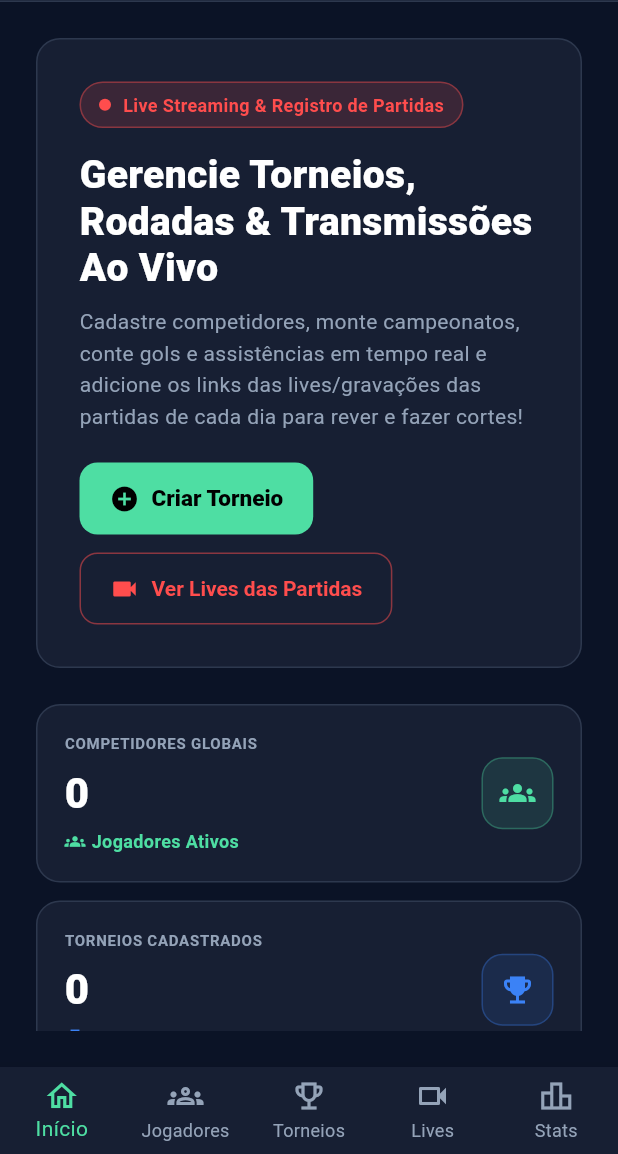
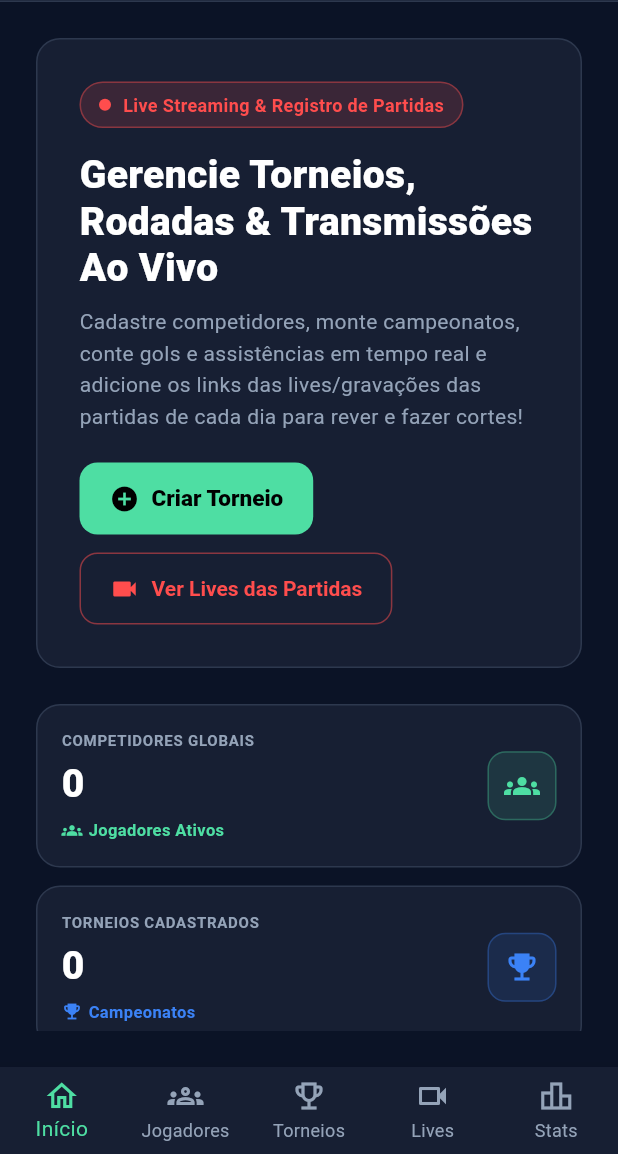
Before and after one commit to Nivaldo-Nilngn/footstat_pro, a Flutter app: the screen it shows after launch, on a phone screen of 412 x 824 dp, the part 82-1236 px from its top. Run offline on Flutter 3.47's test engine with Material 3 defaults, Android fonts, the phone set to English and light mode, and no system bars; our stand-ins replace file_picker, flutter_riverpod, google_fonts, share_plus, shared_preferences.

Commit message:
Fix Column height overflow in QuickCard with mainAxisExtent grid layout

```diff
--- a/lib/presentation/screens/main_shell_screen.dart
+++ b/lib/presentation/screens/main_shell_screen.dart
@@ -616,13 +616,15 @@ class DashboardView extends ConsumerWidget {
           const SizedBox(height: 16),
 
           // Quick Access Grid Cards
-          GridView.count(
+          GridView(
+            gridDelegate: SliverGridDelegateWithFixedCrossAxisCount(
               crossAxisCount: isWide ? 4 : 2,
               crossAxisSpacing: 14,
               mainAxisSpacing: 14,
+              mainAxisExtent: 135,
+            ),
             shrinkWrap: true,
             physics: const NeverScrollableScrollPhysics(),
-            childAspectRatio: isWide ? 1.6 : 1.25,
             children: [
               _QuickCard(
                 icon: Icons.person_add,
@@ -678,7 +680,7 @@ class _BentoMetricCard extends StatelessWidget {
   @override
   Widget build(BuildContext context) {
     return CustomCard(
-      padding: const EdgeInsets.all(18),
+      padding: const EdgeInsets.all(16),
       child: Row(
         mainAxisAlignment: MainAxisAlignment.spaceBetween,
         children: [
@@ -697,12 +699,12 @@ class _BentoMetricCard extends StatelessWidget {
                   ),
                   overflow: TextOverflow.ellipsis,
                 ),
-                const SizedBox(height: 6),
+                const SizedBox(height: 4),
                 Text(
                   value,
                   style: const TextStyle(
                     color: Colors.white,
-                    fontSize: 28,
+                    fontSize: 26,
                     fontWeight: FontWeight.w900,
                   ),
                 ),
@@ -716,7 +718,7 @@ class _BentoMetricCard extends StatelessWidget {
                         subtitle,
                         style: TextStyle(
                           color: color,
-                          fontSize: 12,
+                          fontSize: 11,
                           fontWeight: FontWeight.bold,
                         ),
                         overflow: TextOverflow.ellipsis,
@@ -729,11 +731,11 @@ class _BentoMetricCard extends StatelessWidget {
           ),
           const SizedBox(width: 8),
           Container(
-            width: 48,
-            height: 48,
+            width: 46,
+            height: 46,
             decoration: BoxDecoration(
               color: color.withOpacity(0.12),
-              borderRadius: BorderRadius.circular(14),
+              borderRadius: BorderRadius.circular(12),
               border: Border.all(color: color.withOpacity(0.3)),
             ),
             child: Icon(icon, color: color, size: 24),
@@ -763,17 +765,16 @@ class _QuickCard extends StatelessWidget {
   Widget build(BuildContext context) {
     return CustomCard(
       onTap: onTap,
-      padding: const EdgeInsets.all(16),
+      padding: const EdgeInsets.all(14),
       child: Column(
         crossAxisAlignment: CrossAxisAlignment.start,
-        mainAxisAlignment: MainAxisAlignment.spaceBetween,
         children: [
           Row(
             mainAxisAlignment: MainAxisAlignment.spaceBetween,
             children: [
               Container(
-                width: 38,
-                height: 38,
+                width: 36,
+                height: 36,
                 decoration: BoxDecoration(
                   color: color.withOpacity(0.12),
                   borderRadius: BorderRadius.circular(10),
@@ -783,11 +784,7 @@ class _QuickCard extends StatelessWidget {
               const Icon(Icons.arrow_forward, color: AppColors.subtext, size: 16),
             ],
           ),
-          const SizedBox(height: 8),
-          Column(
-            crossAxisAlignment: CrossAxisAlignment.start,
-            mainAxisSize: MainAxisSize.min,
-            children: [
+          const Spacer(),
           Text(
             title,
             style: const TextStyle(
@@ -810,8 +807,6 @@ class _QuickCard extends StatelessWidget {
           ),
         ],
       ),
-        ],
-      ),
     );
   }
 }
```
Lines whose indentation alone changed are shown as unchanged.
